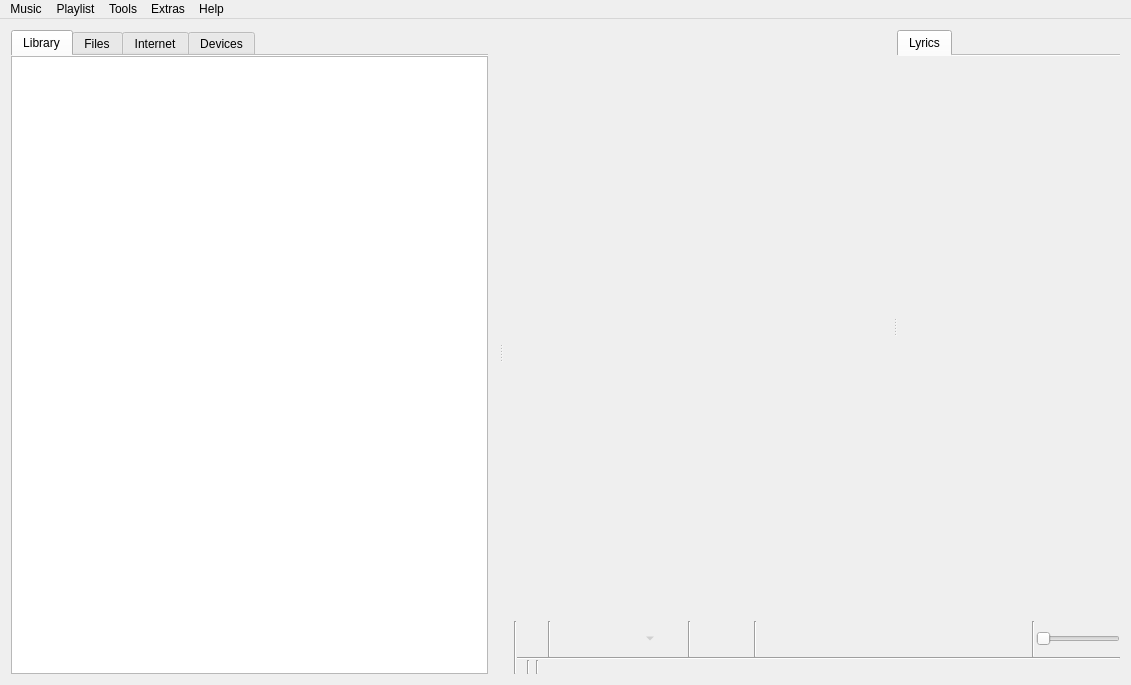
clementine-player/Clementine, file src/ui/mainwindow.ui: the form before one commit.
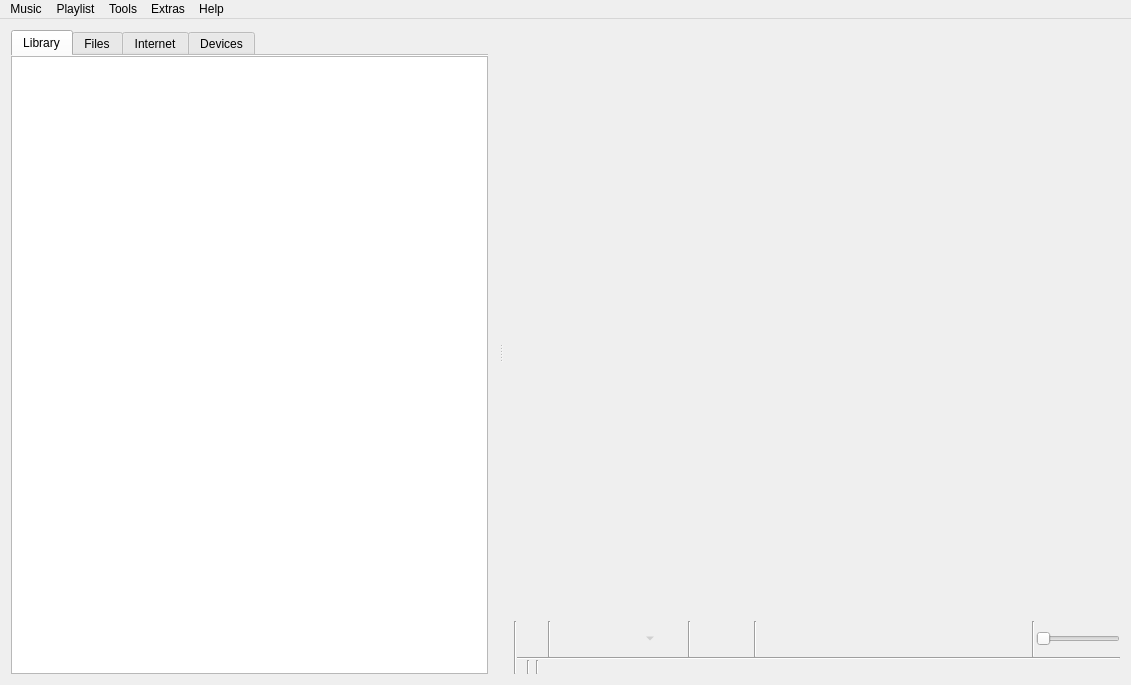
The form after the commit. Icons and pictures are not drawn. Custom widgets are drawn as their Qt base class.

Commit message: Replace the Lyrics tab with a more discreet buttonbox/tabbar that sits alongside the playlist search bar, or the playlist tab bar if it's visible.  Also remember whether the lyrics pane was shown, and hide it by default.

```diff
--- a/src/ui/mainwindow.ui
+++ b/src/ui/mainwindow.ui
@@ -173,16 +173,6 @@
          <number>0</number>
         </property>
         <item>
-         <widget class="QSplitter" name="info_splitter">
-          <property name="sizePolicy">
-           <sizepolicy hsizetype="Expanding" vsizetype="Expanding">
-            <horstretch>0</horstretch>
-            <verstretch>0</verstretch>
-           </sizepolicy>
-          </property>
-          <property name="orientation">
-           <enum>Qt::Horizontal</enum>
-          </property>
           <widget class="PlaylistContainer" name="playlist" native="true">
            <property name="sizePolicy">
             <sizepolicy hsizetype="Preferred" vsizetype="Expanding">
@@ -193,31 +183,6 @@
            <addaction name="action_edit_track"/>
            <addaction name="action_edit_value"/>
           </widget>
-          <widget class="QTabWidget" name="context_tabs">
-           <property name="currentIndex">
-            <number>0</number>
-           </property>
-           <property name="documentMode">
-            <bool>true</bool>
-           </property>
-           <widget class="QWidget" name="lyrics_tab">
-            <attribute name="title">
-             <string>Lyrics</string>
-            </attribute>
-            <layout class="QVBoxLayout" name="verticalLayout_9">
-             <property name="spacing">
-              <number>0</number>
-             </property>
-             <property name="margin">
-              <number>0</number>
-             </property>
-             <item>
-              <widget class="LyricView" name="lyrics_view" native="true"/>
-             </item>
-            </layout>
-           </widget>
-          </widget>
-         </widget>
         </item>
         <item>
          <layout class="QHBoxLayout" name="horizontalLayout_4">
@@ -953,12 +918,6 @@
    <extends>QTreeView</extends>
    <header>devices/deviceview.h</header>
   </customwidget>
-  <customwidget>
-   <class>LyricView</class>
-   <extends>QWidget</extends>
-   <header>lyrics/lyricview.h</header>
-   <container>1</container>
-  </customwidget>
  </customwidgets>
  <resources>
   <include location="../../data/data.qrc"/>
```
The commit also changes 46 other files.
